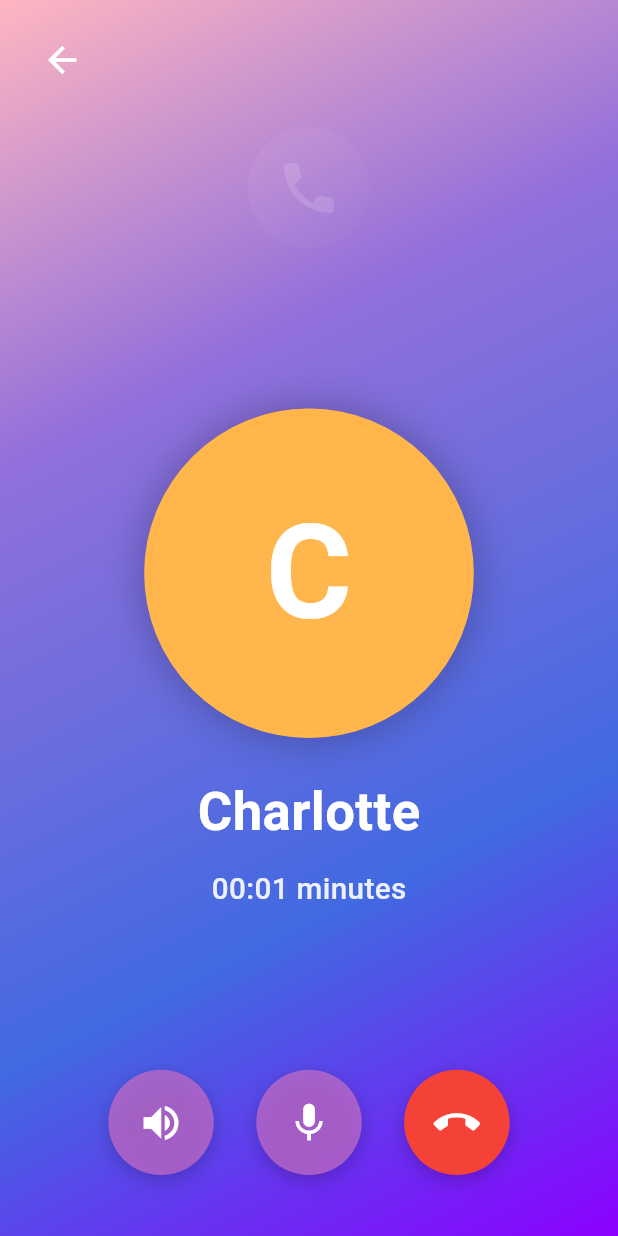
After one commit to nishant678/bondlyze, a Flutter app: the AudioCallScreen screen opened by its route, on a phone screen of 412 x 824 dp. The commit adds this screen. Run offline on Flutter 3.47's test engine with Material 3 defaults, Android fonts, the light colour scheme and no system bars; our stand-ins replace flutter_screenutil, get_it.

Commit message:
new audio call screen added

```diff
--- a/lib/config/routes/routes.dart
+++ b/lib/config/routes/routes.dart
@@ -1,4 +1,5 @@
 import 'package:bondlyze/config/routes/routes_name.dart';
+import 'package:bondlyze/view/audio_call_screen.dart';
 import 'package:bondlyze/view/bottom_bar.dart';
 import 'package:bondlyze/view/home_screen.dart';
 import 'package:bondlyze/view/login_screen.dart';
@@ -28,6 +29,13 @@ class Routes {
           builder: (BuildContext context) => MessageScreen(contactName: contactName),
         );
 
+      case RoutesName.audioCall:
+        final args = settings.arguments as Map<String, dynamic>?;
+        final contactName = args?['contactName'] as String? ?? 'Charlotte';
+        return MaterialPageRoute(
+          builder: (BuildContext context) => AudioCallScreen(contactName: contactName),
+        );
+
       default:
         return MaterialPageRoute(builder: (_) {
           return const Scaffold(
--- a/lib/config/routes/routes_name.dart
+++ b/lib/config/routes/routes_name.dart
@@ -11,6 +11,7 @@ class RoutesName {
   static const String home = 'home_screen' ;
   static const String bottom_bar = 'bottom_bar' ;
   static const String message = 'message_screen' ;
+  static const String audioCall = 'audio_call_screen' ;
 
 
 }
--- /dev/null
+++ b/lib/view/audio_call_screen.dart
@@ -0,0 +1,276 @@
+import 'package:flutter/material.dart';
+import 'package:bondlyze/utils/responsive.dart';
+
+class AudioCallScreen extends StatefulWidget {
+  final String contactName;
+
+  const AudioCallScreen({
+    super.key,
+    this.contactName = 'Charlotte',
+  });
+
+  @override
+  State<AudioCallScreen> createState() => _AudioCallScreenState();
+}
+
+class _AudioCallScreenState extends State<AudioCallScreen> {
+  String _callDuration = '00:00';
+  bool _isSpeakerOn = false;
+  bool _isMuted = false;
+
+  @override
+  void initState() {
+    super.initState();
+    _startCallTimer();
+  }
+
+  void _startCallTimer() {
+    int minutes = 0;
+    int seconds = 0;
+
+    // Simulating call timer - update every second
+    Future.delayed(const Duration(seconds: 1), () {
+      if (mounted) {
+        seconds++;
+        if (seconds >= 60) {
+          minutes++;
+          seconds = 0;
+        }
+        setState(() {
+          _callDuration = '${minutes.toString().padLeft(2, '0')}:${seconds.toString().padLeft(2, '0')}';
+        });
+        _startCallTimer();
+      }
+    });
+  }
+
+  @override
+  Widget build(BuildContext context) {
+    return Scaffold(
+      body: Container(
+        decoration: BoxDecoration(
+          gradient: LinearGradient(
+            begin: Alignment.topLeft,
+            end: Alignment.bottomRight,
+            colors: [
+              const Color(0xFFFFB6C1), // Soft pink
+              const Color(0xFF9370DB), // Medium purple
+              const Color(0xFF4169E1), // Royal blue
+              const Color(0xFF8B00FF), // Deep purple
+            ],
+            stops: const [0.0, 0.3, 0.7, 1.0],
+          ),
+        ),
+        child: SafeArea(
+          child: Column(
+            children: [
+              // Top section with back button
+              Padding(
+                padding: EdgeInsets.only(
+                  top: context.rh(16),
+                  left: context.rw(16),
+                ),
+                child: Align(
+                  alignment: Alignment.topLeft,
+                  child: IconButton(
+                    icon: const Icon(
+                      Icons.arrow_back,
+                      color: Colors.white,
+                      size: 28,
+                    ),
+                    onPressed: () => Navigator.of(context).pop(),
+                  ),
+                ),
+              ),
+
+              // Decorative 3D shape / logo in mid-top
+              Padding(
+                padding: EdgeInsets.only(top: context.rh(20)),
+                child: Opacity(
+                  opacity: 0.3,
+                  child: Container(
+                    width: context.rw(80),
+                    height: context.rh(80),
+                    decoration: BoxDecoration(
+                      shape: BoxShape.circle,
+                      gradient: LinearGradient(
+                        begin: Alignment.topLeft,
+                        end: Alignment.bottomRight,
+                        colors: [
+                          Colors.white.withOpacity(0.2),
+                          Colors.white.withOpacity(0.05),
+                        ],
+                      ),
+                    ),
+                    child: Icon(
+                      Icons.phone,
+                      size: context.rf(40),
+                      color: Colors.white.withOpacity(0.5),
+                    ),
+                  ),
+                ),
+              ),
+
+              const Spacer(),
+
+              // Center section with profile picture
+              Column(
+                children: [
+                  // Profile Picture
+                  Container(
+                    width: context.rw(200),
+                    height: context.rw(200),
+                    decoration: BoxDecoration(
+                      shape: BoxShape.circle,
+                      color: Colors.orange,
+                      border: Border.all(
+                        color: Colors.white.withOpacity(0.3),
+                        width: 4,
+                      ),
+                      boxShadow: [
+                        BoxShadow(
+                          color: Colors.black.withOpacity(0.2),
+                          blurRadius: 20,
+                          spreadRadius: 5,
+                        ),
+                      ],
+                    ),
+                    child: ClipOval(
+                      child: Container(
+                        color: Colors.orange.shade300,
+                        child: Center(
+                          child: Text(
+                            widget.contactName[0],
+                            style: TextStyle(
+                              fontSize: context.rf(80),
+                              color: Colors.white,
+                              fontWeight: FontWeight.bold,
+                            ),
+                          ),
+                        ),
+                      ),
+                    ),
+                  ),
+
+                  SizedBox(height: context.rh(24)),
+
+                  // Contact Name
+                  Text(
+                    widget.contactName,
+                    style: TextStyle(
+                      fontSize: context.rf(32),
+                      color: Colors.white,
+                      fontWeight: FontWeight.bold,
+                    ),
+                  ),
+
+                  SizedBox(height: context.rh(12)),
+
+                  // Call Duration
+                  Text(
+                    '$_callDuration minutes',
+                    style: TextStyle(
+                      fontSize: context.rf(18),
+                      color: Colors.white.withOpacity(0.9),
+                      fontWeight: FontWeight.w500,
+                    ),
+                  ),
+                ],
+              ),
+
+              const Spacer(),
+
+              // Bottom call controls
+              Padding(
+                padding: EdgeInsets.only(
+                  bottom: context.rh(40),
+                  left: context.rw(40),
+                  right: context.rw(40),
+                ),
+                child: Row(
+                  mainAxisAlignment: MainAxisAlignment.spaceEvenly,
+                  children: [
+                    // Speaker Button
+                    _CallControlButton(
+                      icon: Icons.volume_up,
+                      backgroundColor: Colors.purple.shade300.withOpacity(0.8),
+                      isActive: _isSpeakerOn,
+                      onPressed: () {
+                        setState(() {
+                          _isSpeakerOn = !_isSpeakerOn;
+                        });
+                      },
+                    ),
+
+                    // Microphone Button
+                    _CallControlButton(
+                      icon: Icons.mic,
+                      backgroundColor: Colors.purple.shade300.withOpacity(0.8),
+                      isActive: !_isMuted,
+                      onPressed: () {
+                        setState(() {
+                          _isMuted = !_isMuted;
+                        });
+                      },
+                    ),
+
+                    // Hang Up Button
+                    _CallControlButton(
+                      icon: Icons.call_end,
+                      backgroundColor: Colors.red,
+                      isActive: true,
+                      onPressed: () {
+                        Navigator.of(context).pop();
+                      },
+                    ),
+                  ],
+                ),
+              ),
+            ],
+          ),
+        ),
+      ),
+    );
+  }
+}
+
+class _CallControlButton extends StatelessWidget {
+  final IconData icon;
+  final Color backgroundColor;
+  final bool isActive;
+  final VoidCallback onPressed;
+
+  const _CallControlButton({
+    required this.icon,
+    required this.backgroundColor,
+    required this.isActive,
+    required this.onPressed,
+  });
+
+  @override
+  Widget build(BuildContext context) {
+    return Container(
+      width: context.rw(64),
+      height: context.rw(64),
+      decoration: BoxDecoration(
+        shape: BoxShape.circle,
+        color: backgroundColor,
+        boxShadow: [
+          BoxShadow(
+            color: Colors.black.withOpacity(0.2),
+            blurRadius: 10,
+            offset: const Offset(0, 4),
+          ),
+        ],
+      ),
+      child: IconButton(
+        icon: Icon(
+          icon,
+          color: Colors.white,
+          size: context.rf(28),
+        ),
+        onPressed: onPressed,
+      ),
+    );
+  }
+}
--- a/lib/view/message_screen.dart
+++ b/lib/view/message_screen.dart
@@ -1,3 +1,4 @@
+import 'package:bondlyze/config/routes/routes_name.dart';
 import 'package:bondlyze/model/chat_message_model.dart';
 import 'package:flutter/material.dart';
 import 'package:bondlyze/utils/responsive.dart';
@@ -72,7 +73,13 @@ class _MessageScreenState extends State<MessageScreen> {
         actions: [
           IconButton(
             icon: const Icon(Icons.phone, color: Colors.black),
-            onPressed: () {},
+            onPressed: () {
+              Navigator.pushNamed(
+                context,
+                RoutesName.audioCall,
+                arguments: {'contactName': widget.contactName},
+              );
+            },
           ),
           IconButton(
             icon: const Icon(Icons.videocam, color: Colors.black),
--- /dev/null
+++ b/lib/view/video_call_screen.dart
@@ -0,0 +1,14 @@
+import 'package:flutter/material.dart';
+class VideoCallScreen extends StatefulWidget {
+  const VideoCallScreen({super.key});
+
+  @override
+  State<VideoCallScreen> createState() => _VideoCallScreenState();
+}
+
+class _VideoCallScreenState extends State<VideoCallScreen> {
+  @override
+  Widget build(BuildContext context) {
+    return Scaffold();
+  }
+}
```
